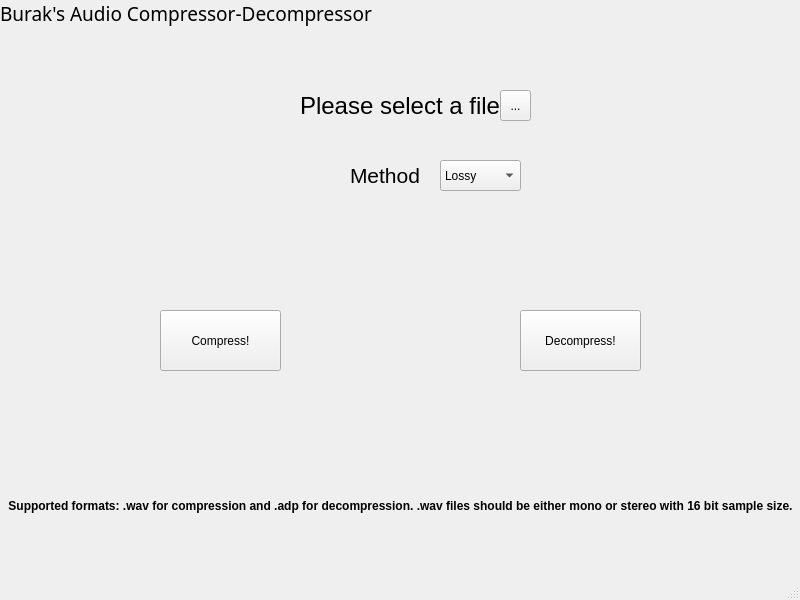
Before: the Qt Designer form mainwindow.ui in congergs/The_Compressor, drawn with Qt 5.
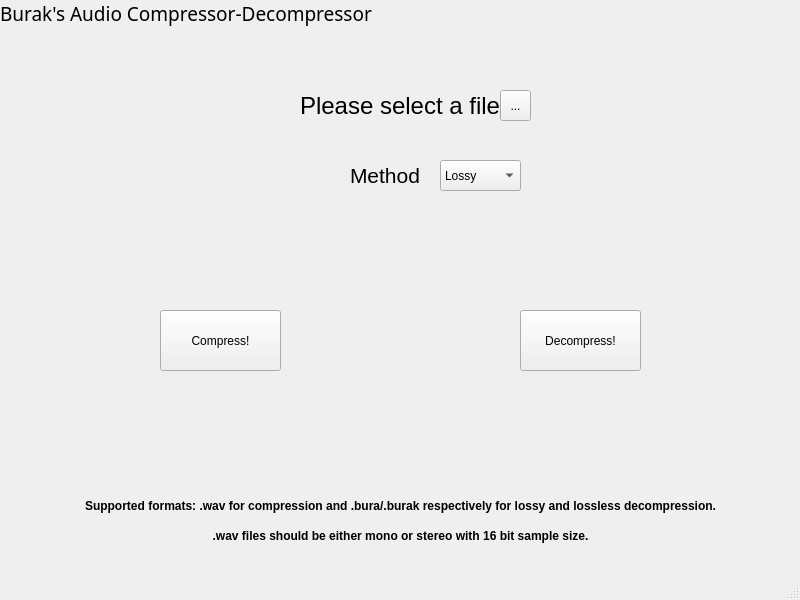
After: the same form once the commit is applied.

Patch:
```diff
--- a/mainwindow.ui
+++ b/mainwindow.ui
@@ -78,9 +78,9 @@
    <widget class="QLabel" name="label_2">
     <property name="geometry">
      <rect>
-      <x>160</x>
+      <x>0</x>
       <y>200</y>
-      <width>481</width>
+      <width>801</width>
       <height>81</height>
      </rect>
     </property>
@@ -102,10 +102,10 @@
    <widget class="QLabel" name="label_3">
     <property name="geometry">
      <rect>
-      <x>160</x>
+      <x>0</x>
       <y>370</y>
-      <width>481</width>
-      <height>61</height>
+      <width>801</width>
+      <height>101</height>
      </rect>
     </property>
     <property name="font">
@@ -157,7 +157,7 @@
      </font>
     </property>
     <property name="text">
-     <string>Supported formats: .wav for compression and .adp for decompression. .wav files should be either mono or stereo with 16 bit sample size.</string>
+     <string>Supported formats: .wav for compression and .bura/.burak respectively for lossy and lossless decompression.</string>
     </property>
     <property name="alignment">
      <set>Qt::AlignmentFlag::AlignCenter</set>
@@ -206,6 +206,27 @@
      <string>Method</string>
     </property>
    </widget>
+   <widget class="QLabel" name="label_7">
+    <property name="geometry">
+     <rect>
+      <x>0</x>
+      <y>510</y>
+      <width>801</width>
+      <height>51</height>
+     </rect>
+    </property>
+    <property name="font">
+     <font>
+      <bold>true</bold>
+     </font>
+    </property>
+    <property name="text">
+     <string>.wav files should be either mono or stereo with 16 bit sample size.</string>
+    </property>
+    <property name="alignment">
+     <set>Qt::AlignmentFlag::AlignCenter</set>
+    </property>
+   </widget>
   </widget>
   <widget class="QMenuBar" name="menubar">
    <property name="geometry">
```
